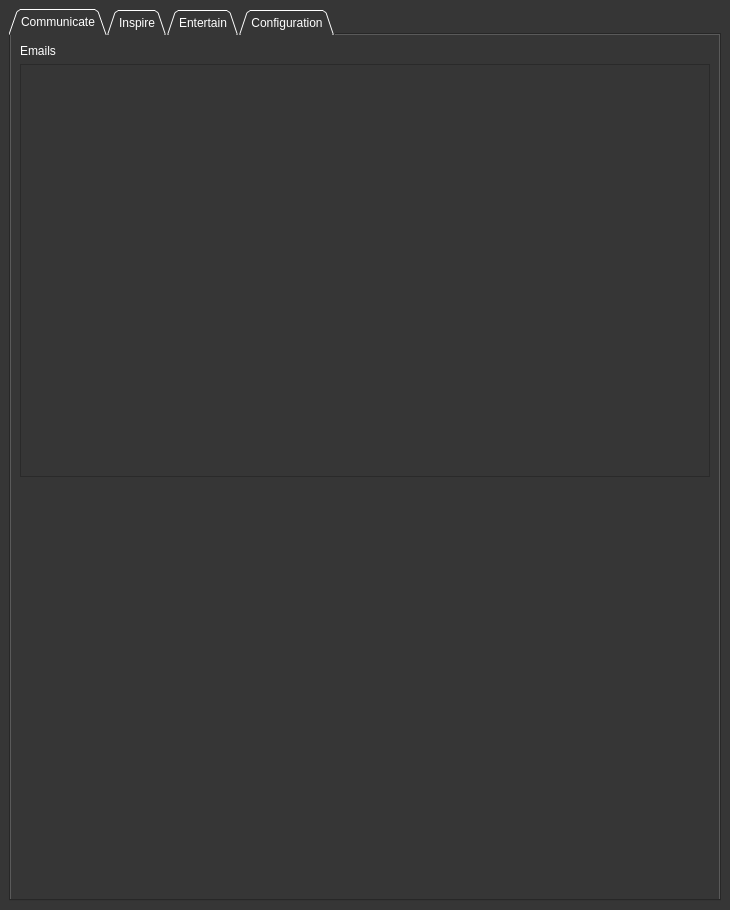
Above: main.ui from dorumeltei/capstone before the change. Below: the same form after it.
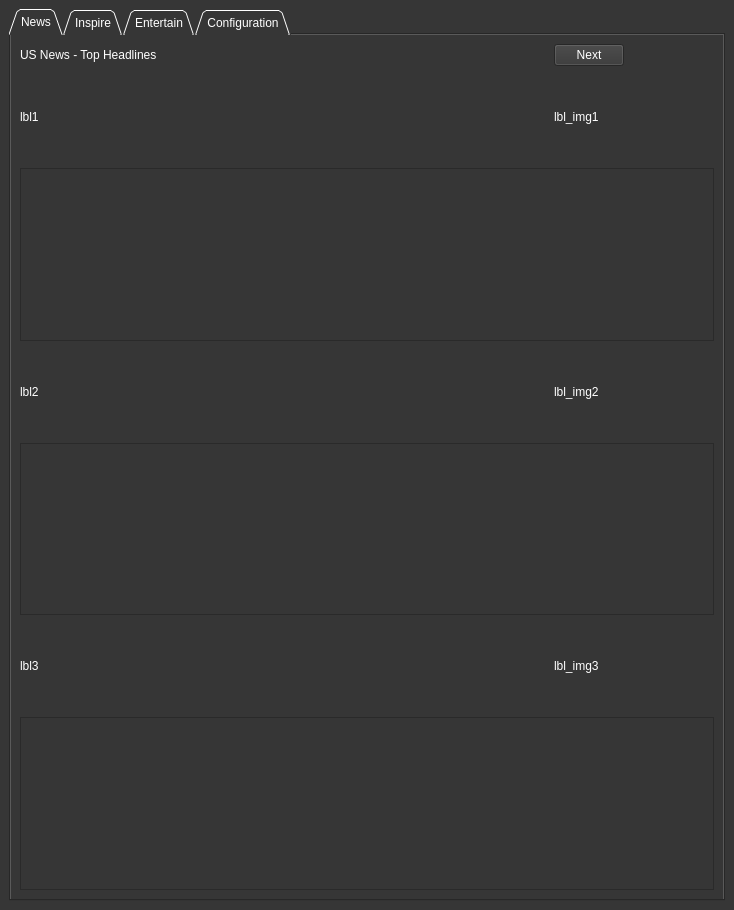
That is the form after the change. The open tabs and pages were chosen to show the change.

What changed in the file:
```diff
--- a/main.ui
+++ b/main.ui
@@ -6,7 +6,7 @@
    <rect>
     <x>0</x>
     <y>0</y>
-    <width>730</width>
+    <width>734</width>
     <height>910</height>
    </rect>
   </property>
@@ -22,6 +22,10 @@
    <layout class="QVBoxLayout" name="verticalLayout">
     <item>
      <widget class="QTabWidget" name="tabWidget">
+      <property name="styleSheet">
+       <string notr="true">font: 14pt &quot;MS Shell Dlg 2&quot;;
+color: rgb(255, 255, 255);</string>
+      </property>
       <property name="tabShape">
        <enum>QTabWidget::Triangular</enum>
       </property>
@@ -33,31 +37,139 @@
       </property>
       <widget class="QWidget" name="tab_comm">
        <attribute name="title">
-        <string>Communicate</string>
+        <string>News</string>
        </attribute>
-       <layout class="QVBoxLayout" name="verticalLayout_2">
-        <item>
-         <widget class="QLabel" name="label_2">
+       <layout class="QGridLayout" name="gridLayout_3">
+        <item row="3" column="0">
+         <widget class="QLabel" name="lbl_news2">
           <property name="text">
-           <string>Emails</string>
+           <string>lbl2</string>
           </property>
          </widget>
         </item>
-        <item>
-         <widget class="QTextBrowser" name="textBrowser"/>
+        <item row="4" column="0" colspan="2">
+         <widget class="QTextBrowser" name="txt_news2"/>
         </item>
-        <item>
-         <spacer name="verticalSpacer">
-          <property name="orientation">
-           <enum>Qt::Vertical</enum>
+        <item row="6" column="0" colspan="2">
+         <widget class="QTextBrowser" name="txt_news3"/>
+        </item>
+        <item row="2" column="0" colspan="2">
+         <widget class="QTextBrowser" name="txt_news1"/>
+        </item>
+        <item row="0" column="1">
+         <widget class="QPushButton" name="btn_refresh_news">
+          <property name="sizePolicy">
+           <sizepolicy hsizetype="Fixed" vsizetype="Preferred">
+            <horstretch>0</horstretch>
+            <verstretch>0</verstretch>
+           </sizepolicy>
           </property>
-          <property name="sizeHint" stdset="0">
+          <property name="maximumSize">
            <size>
-            <width>20</width>
-            <height>40</height>
+            <width>70</width>
+            <height>16777215</height>
            </size>
           </property>
-         </spacer>
+          <property name="text">
+           <string>Next</string>
+          </property>
+         </widget>
+        </item>
+        <item row="0" column="0">
+         <widget class="QLabel" name="lbl_headlines">
+          <property name="text">
+           <string>US News - Top Headlines</string>
+          </property>
+         </widget>
+        </item>
+        <item row="1" column="0">
+         <widget class="QLabel" name="lbl_news1">
+          <property name="text">
+           <string>lbl1</string>
+          </property>
+         </widget>
+        </item>
+        <item row="5" column="0">
+         <widget class="QLabel" name="lbl_news3">
+          <property name="text">
+           <string>lbl3</string>
+          </property>
+         </widget>
+        </item>
+        <item row="1" column="1">
+         <widget class="QLabel" name="lbl_news_img1">
+          <property name="sizePolicy">
+           <sizepolicy hsizetype="Fixed" vsizetype="Fixed">
+            <horstretch>0</horstretch>
+            <verstretch>0</verstretch>
+           </sizepolicy>
+          </property>
+          <property name="minimumSize">
+           <size>
+            <width>160</width>
+            <height>90</height>
+           </size>
+          </property>
+          <property name="maximumSize">
+           <size>
+            <width>160</width>
+            <height>90</height>
+           </size>
+          </property>
+          <property name="text">
+           <string>lbl_img1</string>
+          </property>
+         </widget>
+        </item>
+        <item row="3" column="1">
+         <widget class="QLabel" name="lbl_news_img2">
+          <property name="sizePolicy">
+           <sizepolicy hsizetype="Fixed" vsizetype="Fixed">
+            <horstretch>0</horstretch>
+            <verstretch>0</verstretch>
+           </sizepolicy>
+          </property>
+          <property name="minimumSize">
+           <size>
+            <width>160</width>
+            <height>90</height>
+           </size>
+          </property>
+          <property name="maximumSize">
+           <size>
+            <width>160</width>
+            <height>90</height>
+           </size>
+          </property>
+          <property name="text">
+           <string>lbl_img2</string>
+          </property>
+         </widget>
+        </item>
+        <item row="5" column="1">
+         <widget class="QLabel" name="lbl_news_img3">
+          <property name="sizePolicy">
+           <sizepolicy hsizetype="Fixed" vsizetype="Fixed">
+            <horstretch>0</horstretch>
+            <verstretch>0</verstretch>
+           </sizepolicy>
+          </property>
+          <property name="minimumSize">
+           <size>
+            <width>160</width>
+            <height>90</height>
+           </size>
+          </property>
+          <property name="maximumSize">
+           <size>
+            <width>160</width>
+            <height>90</height>
+           </size>
+          </property>
+          <property name="text">
+           <string>lbl_img3</string>
+          </property>
+         </widget>
         </item>
        </layout>
       </widget>
```
Left out of the diff: 39 changed lines with no effect on the pictures.
